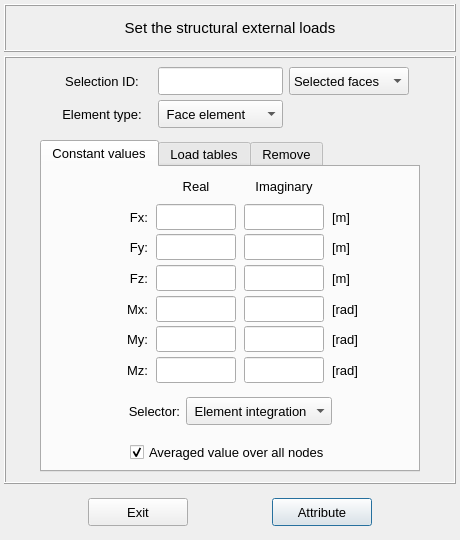
This is vibra/interface/data/ui_files/model/setup/structural/structural_external_loads_input.ui in MOPT-UFSC/VIBRA as Qt 5 draws it before an edit. The edited form follows.
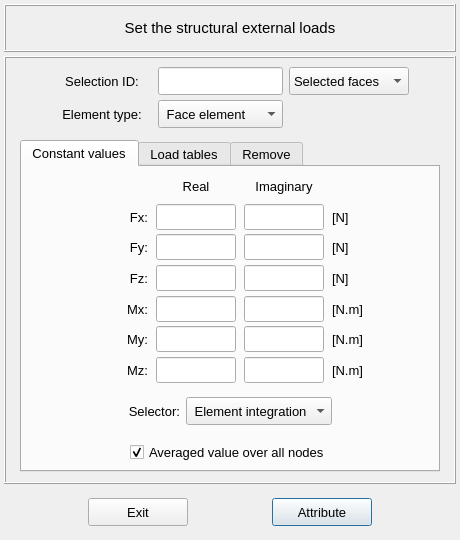
This is the edited form.

Commit message: Changes the ui-file external loads units

Diff of the .ui file:
```diff
--- a/vibra/interface/data/ui_files/model/setup/structural/structural_external_loads_input.ui
+++ b/vibra/interface/data/ui_files/model/setup/structural/structural_external_loads_input.ui
@@ -415,7 +415,7 @@
            </property>
            <property name="maximumSize">
             <size>
-             <width>380</width>
+             <width>420</width>
              <height>16777215</height>
             </size>
            </property>
@@ -632,7 +632,7 @@
                    </font>
                   </property>
                   <property name="text">
-                   <string>[m]</string>
+                   <string>[N]</string>
                   </property>
                   <property name="alignment">
                    <set>Qt::AlignLeading|Qt::AlignLeft|Qt::AlignVCenter</set>
@@ -663,7 +663,7 @@
                    </font>
                   </property>
                   <property name="text">
-                   <string>[m]</string>
+                   <string>[N]</string>
                   </property>
                   <property name="alignment">
                    <set>Qt::AlignLeading|Qt::AlignLeft|Qt::AlignVCenter</set>
@@ -971,7 +971,7 @@
                    </font>
                   </property>
                   <property name="text">
-                   <string>[m]</string>
+                   <string>[N]</string>
                   </property>
                   <property name="alignment">
                    <set>Qt::AlignLeading|Qt::AlignLeft|Qt::AlignVCenter</set>
@@ -1032,7 +1032,7 @@
                    </font>
                   </property>
                   <property name="text">
-                   <string>[rad]</string>
+                   <string>[N.m]</string>
                   </property>
                   <property name="alignment">
                    <set>Qt::AlignLeading|Qt::AlignLeft|Qt::AlignVCenter</set>
@@ -1122,7 +1122,7 @@
                    </font>
                   </property>
                   <property name="text">
-                   <string>[rad]</string>
+                   <string>[N.m]</string>
                   </property>
                   <property name="alignment">
                    <set>Qt::AlignLeading|Qt::AlignLeft|Qt::AlignVCenter</set>
@@ -1152,7 +1152,7 @@
                    </font>
                   </property>
                   <property name="text">
-                   <string>[rad]</string>
+                   <string>[N.m]</string>
                   </property>
                   <property name="alignment">
                    <set>Qt::AlignLeading|Qt::AlignLeft|Qt::AlignVCenter</set>
```
Left out of the diff: 4 changed lines with no effect on the pictures. The commit also changes 1 other file.
